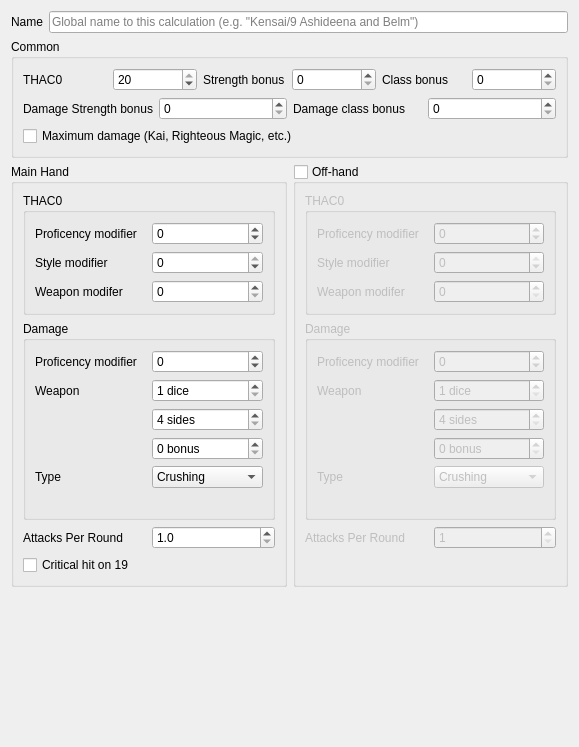
This is damage-calculator/configuration.ui in moebiusproject/moebiustoolkit as Qt 5 draws it before an edit. The edited form follows.
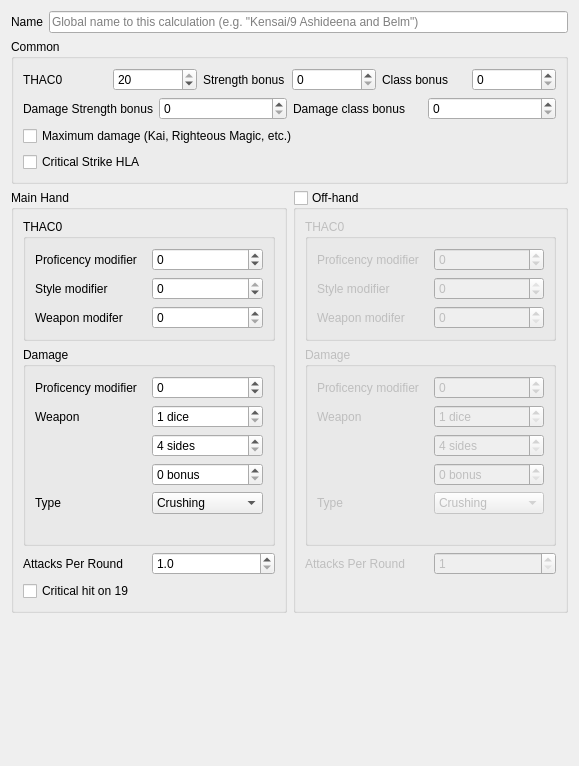
This is the edited form.

Commit message: Implement Critical Strike (Fighter HLA) support

The edit to the form file:
```diff
--- a/damage-calculator/configuration.ui
+++ b/damage-calculator/configuration.ui
@@ -7,7 +7,7 @@
     <x>0</x>
     <y>0</y>
     <width>579</width>
-    <height>747</height>
+    <height>766</height>
    </rect>
   </property>
   <layout class="QVBoxLayout" name="verticalLayout_6">
@@ -107,6 +107,13 @@
         </property>
        </widget>
       </item>
+      <item>
+       <widget class="QCheckBox" name="criticalStrike">
+        <property name="text">
+         <string>Critical Strike HLA</string>
+        </property>
+       </widget>
+      </item>
      </layout>
     </widget>
    </item>
```
The commit also changes 1 other file.
